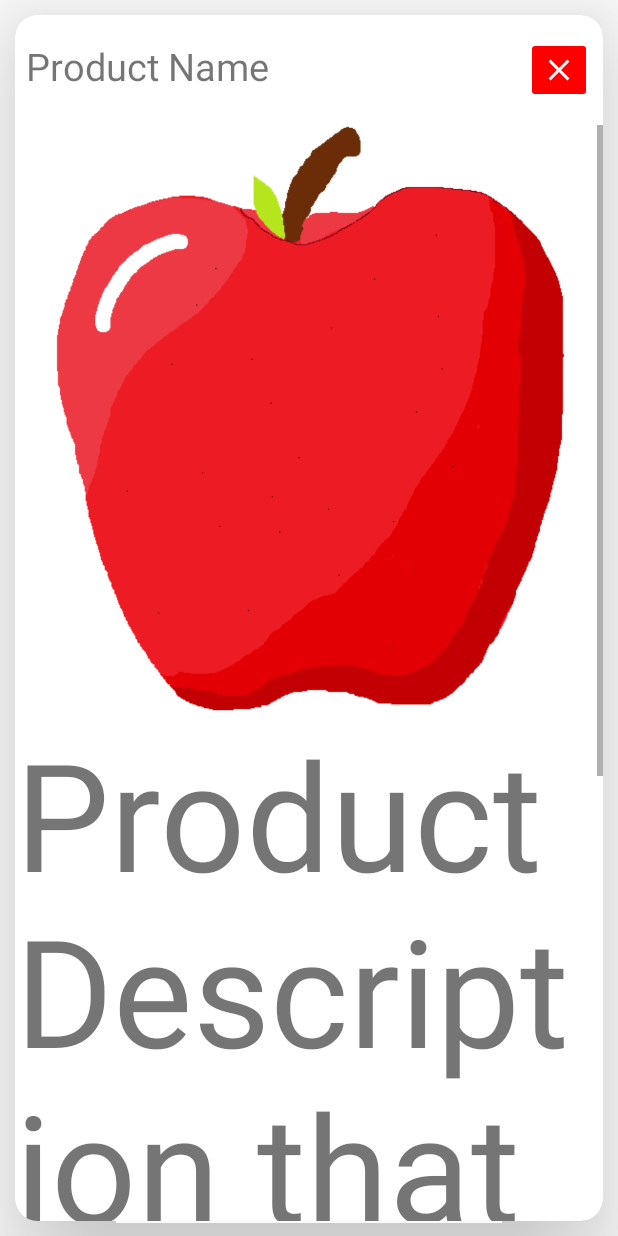
After one commit to PaulAllen9/Sales-Sense, an Android app: the layout product_popup_display_card.xml on its own in the app's theme, with its tools: preview values and no code run, on a phone screen of 412 x 824 dp. The commit adds this screen. Run offline under Robolectric (Android 15) with nearby library versions, the phone set to English and light mode, and no system bars.

Commit message:
adding Product class file and item selection popup

```diff
--- /dev/null
+++ b/app/src/main/res/drawable/baseline_close_24.xml
@@ -0,0 +1,5 @@
+<vector xmlns:android="http://schemas.android.com/apk/res/android" android:height="24dp" android:tint="#000000" android:viewportHeight="24" android:viewportWidth="24" android:width="24dp">
+
+    <path android:fillColor="@android:color/white" android:pathData="M19,6.41L17.59,5 12,10.59 6.41,5 5,6.41 10.59,12 5,17.59 6.41,19 12,13.41 17.59,19 19,17.59 13.41,12z"/>
+
+</vector>
--- /dev/null
+++ b/app/src/main/res/drawable/white_close_24.xml
@@ -0,0 +1,5 @@
+<vector xmlns:android="http://schemas.android.com/apk/res/android" android:height="24dp" android:tint="#FFFFFF" android:viewportHeight="24" android:viewportWidth="24" android:width="24dp">
+
+    <path android:fillColor="@android:color/white" android:pathData="M19,6.41L17.59,5 12,10.59 6.41,5 5,6.41 10.59,12 5,17.59 6.41,19 12,13.41 17.59,19 19,17.59 13.41,12z"/>
+
+</vector>
--- a/app/src/main/res/layout/fragment_managment.xml
+++ b/app/src/main/res/layout/fragment_managment.xml
@@ -71,7 +71,7 @@
         app:layout_constraintStart_toStartOf="@+id/recycler" />
 
     <TextView
-        android:id="@+id/text_home"
+        android:id="@+id/emptyMessage"
         android:layout_width="match_parent"
         android:layout_height="wrap_content"
         android:layout_marginTop="8dp"
--- /dev/null
+++ b/app/src/main/res/layout/product_popup_display_card.xml
@@ -0,0 +1,93 @@
+<?xml version="1.0" encoding="utf-8"?>
+<androidx.cardview.widget.CardView xmlns:android="http://schemas.android.com/apk/res/android"
+    xmlns:app="http://schemas.android.com/apk/res-auto"
+    xmlns:tools="http://schemas.android.com/tools"
+    android:id="@+id/main"
+    android:layout_width="match_parent"
+    android:layout_height="match_parent"
+    android:padding="10dp"
+    android:layout_margin="10dp"
+    app:cardCornerRadius="15dp"
+    app:cardElevation="50dp">
+
+
+    <androidx.constraintlayout.widget.ConstraintLayout
+        android:layout_width="match_parent"
+        android:layout_height="match_parent">
+
+        <androidx.constraintlayout.widget.ConstraintLayout
+            android:id="@+id/header_title"
+            android:layout_width="match_parent"
+            android:layout_height="0dp"
+            android:padding="7dp"
+            app:layout_constraintEnd_toEndOf="parent"
+            app:layout_constraintStart_toStartOf="parent"
+            app:layout_constraintTop_toTopOf="parent">
+
+            <TextView
+                android:id="@+id/productNameTV"
+                android:layout_width="wrap_content"
+                android:layout_height="wrap_content"
+                android:layout_marginBottom="6dp"
+                android:text="Product Name"
+                android:textSize="25sp"
+                app:layout_constraintBottom_toBottomOf="parent"
+                app:layout_constraintStart_toStartOf="parent"
+                app:layout_constraintTop_toTopOf="parent" />
+
+
+            <ImageButton
+                android:id="@+id/closePopupButton"
+                android:layout_width="0dp"
+                android:layout_height="match_parent"
+                android:layout_marginTop="7dp"
+                android:layout_marginBottom="7dp"
+                android:backgroundTint="@color/red"
+                android:src="@drawable/white_close_24"
+
+                app:layout_constraintBottom_toBottomOf="parent"
+                app:layout_constraintDimensionRatio="1"
+                app:layout_constraintEnd_toEndOf="parent"
+                app:layout_constraintTop_toTopOf="parent" />
+
+        </androidx.constraintlayout.widget.ConstraintLayout>
+
+        <ScrollView
+            android:layout_width="match_parent"
+            android:layout_height="0dp"
+            app:layout_constraintBottom_toBottomOf="parent"
+            app:layout_constraintEnd_toEndOf="parent"
+            app:layout_constraintStart_toStartOf="parent"
+            app:layout_constraintTop_toBottomOf="@id/header_title">
+
+            <androidx.constraintlayout.widget.ConstraintLayout
+                android:layout_width="match_parent"
+                android:layout_height="wrap_content">
+
+                <ImageView
+                    android:id="@+id/productImage"
+                    android:layout_width="match_parent"
+                    android:layout_height="0dp"
+                    app:layout_constraintBottom_toTopOf="@id/productDescription"
+                    app:layout_constraintDimensionRatio="1"
+                    app:layout_constraintEnd_toEndOf="parent"
+                    app:layout_constraintStart_toStartOf="parent"
+                    app:layout_constraintTop_toTopOf="parent"
+                    app:srcCompat="@drawable/apple" />
+
+                <TextView
+                    android:id="@+id/productDescription"
+                    android:layout_width="match_parent"
+                    android:layout_height="wrap_content"
+                    android:text="Product Description that gopes on an anana ananan"
+                    android:textSize="100sp"
+                    app:layout_constraintBottom_toBottomOf="parent"
+                    app:layout_constraintEnd_toEndOf="parent"
+                    app:layout_constraintStart_toStartOf="parent"
+                    app:layout_constraintTop_toBottomOf="@id/productImage" />
+            </androidx.constraintlayout.widget.ConstraintLayout>
+        </ScrollView>
+
+    </androidx.constraintlayout.widget.ConstraintLayout>
+
+</androidx.cardview.widget.CardView>
```
Also changed, not shown: app/src/main/java/com/example/salessense/BusinessSide/store_managment/CustomAdapter.java (+43 -12 lines), app/src/main/java/com/example/salessense/BusinessSide/store_managment/StoreFragment.java (+34 -14 lines), app/src/main/java/com/example/salessense/Product.java (added, +75 -0 lines).
